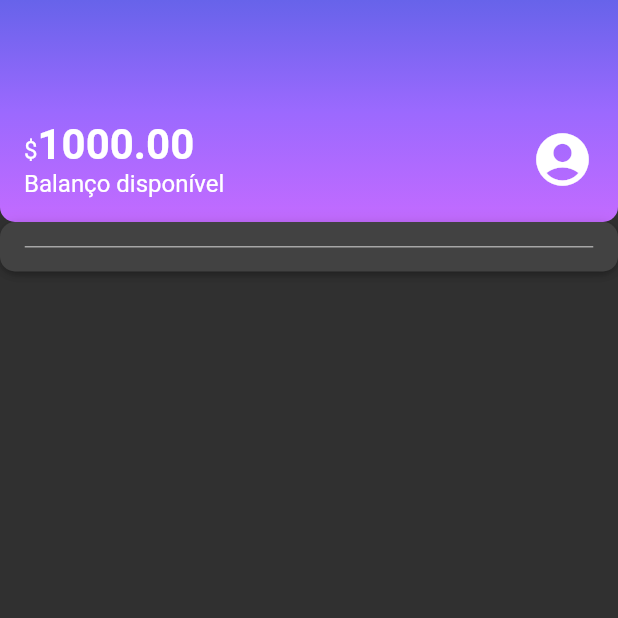
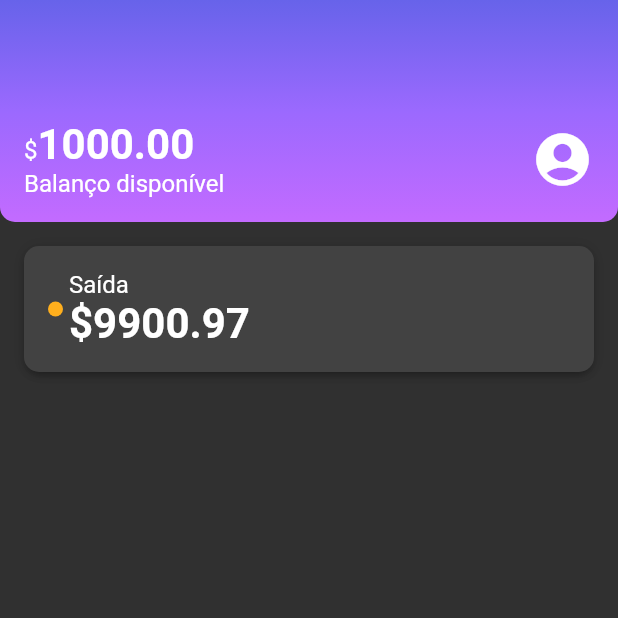
Before and after one commit to alura-cursos/curso_estilizacao, a Flutter app: the screen it shows after launch, on a phone screen of 412 x 824 dp, the top half of it. Run offline on Flutter 3.47's test engine with Material 2 defaults, Android fonts, the light colour scheme and no system bars.

Commit message:
vídeo 5.3

```diff
--- /dev/null
+++ b/lib/components/sections/recent_activity.dart
@@ -0,0 +1,48 @@
+import 'package:alubank/components/box_card.dart';
+import 'package:alubank/components/color_dot.dart';
+import 'package:alubank/themes/theme_colors.dart';
+import 'package:flutter/material.dart';
+
+class RecentActivity extends StatelessWidget {
+  const RecentActivity({Key? key}) : super(key: key);
+
+  @override
+  Widget build(BuildContext context) {
+    return Padding(
+      padding: const EdgeInsets.all(16),
+      child: BoxCard(boxContent: _RecentActivityContent()),
+    );
+  }
+}
+
+class _RecentActivityContent extends StatelessWidget {
+  const _RecentActivityContent({Key? key}) : super(key: key);
+
+  @override
+  Widget build(BuildContext context) {
+    return Column(
+      children: [
+        Row(
+          children: [
+            Row(
+              children: [
+                Padding(
+                  padding: const EdgeInsets.only(right: 4.0),
+                  child: ColorDot(color: ThemeColors.recentActivity['spent']),
+                ),
+                Column(
+                  crossAxisAlignment: CrossAxisAlignment.start,
+                  children: [
+                    Text('Saída'),
+                    Text('\$9900.97', style: Theme.of(context).textTheme.bodyLarge),
+                  ],
+                ),
+              ],
+            ),
+            Row(),
+          ],
+        ),
+      ],
+    );
+  }
+}
--- a/lib/screens/home.dart
+++ b/lib/screens/home.dart
@@ -2,6 +2,7 @@ import 'package:alubank/components/box_card.dart';
 import 'package:alubank/components/color_dot.dart';
 import 'package:alubank/components/content_division.dart';
 import 'package:alubank/components/sections/header.dart';
+import 'package:alubank/components/sections/recent_activity.dart';
 import 'package:alubank/themes/theme_colors.dart';
 import 'package:flutter/material.dart';
 
@@ -13,7 +14,7 @@ const Home({ Key? key }) : super(key: key);
     return Scaffold(body: Column(
       children: <Widget>[
         Header(),
-        BoxCard(boxContent: ContentDivision()),
+        RecentActivity(),
       ],
     ),);
   }
```
